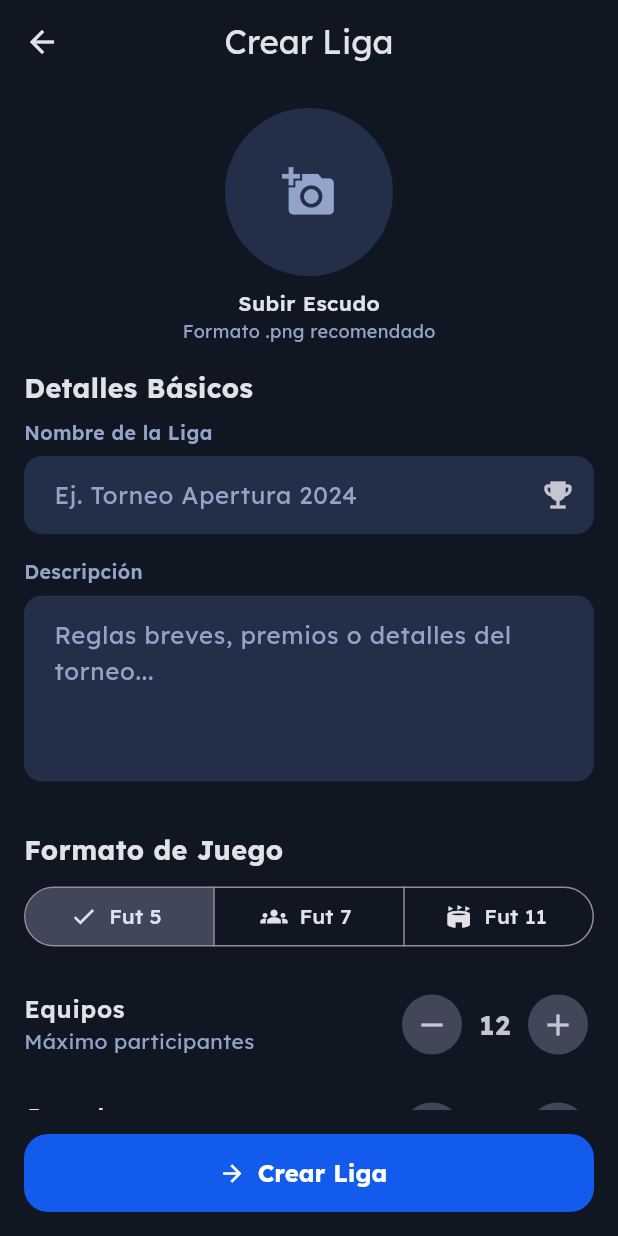
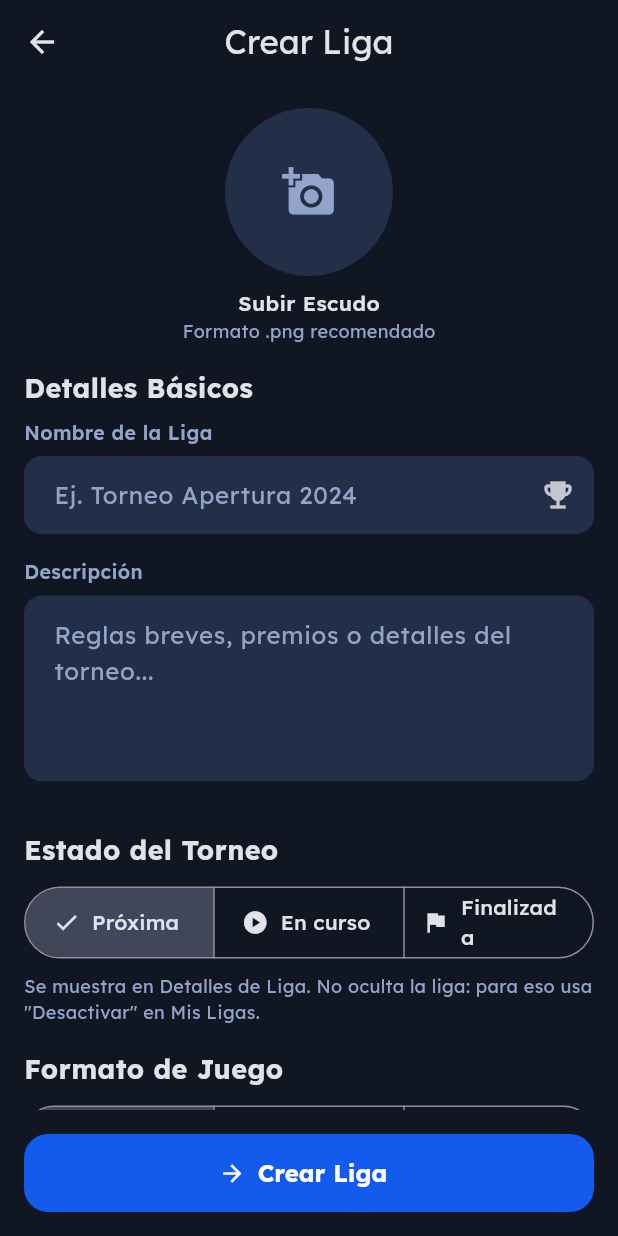
Before and after one commit to MiguelSoberanoCarranza/torneo, a Flutter app: the CreateLeagueScreen screen opened directly, on a phone screen of 412 x 824 dp. Run offline on Flutter 3.47's test engine with Material 3 defaults, Android fonts, the phone set to English and light mode, and no system bars; our stand-ins replace flutter_svg, go_router, image_picker, share_plus, supabase_flutter; accounts and stored records are empty.

Commit message:
feat(flutter): selector de estado del torneo en Crear/Editar Liga
Permite cambiar leagues.status (Próxima / En curso / Finalizada); antes la
app lo dejaba siempre en 'upcoming'. Usa solo los valores que ya permite el
CHECK de la tabla, sin cambios en la BD.

Co-Authored-By: Claude Opus 5.5 <noreply@anthropic.com>
Claude-Session: https://claude.ai/code/session_01EFBbMnBoigV1i76sZ46Ghu

```diff
--- a/flutter_app/lib/screens/create_league_screen.dart
+++ b/flutter_app/lib/screens/create_league_screen.dart
@@ -26,6 +26,8 @@ class _CreateLeagueScreenState extends State<CreateLeagueScreen> {
   int _maxPlayers = 20;
   bool _twoLegged = false;
   bool _allowDraws = true;
+  // Valores permitidos por el CHECK de leagues.status.
+  String _status = 'upcoming';
   String? _logoUrl;
   PickedImage? _logo;
   bool _loading = false;
@@ -61,6 +63,9 @@ class _CreateLeagueScreenState extends State<CreateLeagueScreen> {
       _logoUrl = l.logoUrl;
       _twoLegged = l.settings['two_legged'] == true;
       _allowDraws = l.settings['allow_draws'] != false;
+      if (const {'upcoming', 'active', 'finished'}.contains(l.status)) {
+        _status = l.status!;
+      }
     } catch (e) {
       if (mounted) showToast(context, errorMessage(e), ToastType.error);
     } finally {
@@ -101,13 +106,12 @@ class _CreateLeagueScreenState extends State<CreateLeagueScreen> {
         'match_duration': int.tryParse(_duration.text) ?? 0,
         'logo_url': logoUrl,
         'settings': {'two_legged': _twoLegged, 'allow_draws': _allowDraws},
+        'status': _status,
       };
       if (_isEditing) {
         await db.from('leagues').update(data).eq('id', widget.leagueId!);
       } else {
-        await db
-            .from('leagues')
-            .insert({'owner_id': user.id, 'status': 'upcoming', ...data});
+        await db.from('leagues').insert({'owner_id': user.id, ...data});
         await session.refresh();
       }
       if (!mounted) return;
@@ -218,6 +222,32 @@ class _CreateLeagueScreenState extends State<CreateLeagueScreen> {
                           'Reglas breves, premios o detalles del torneo...'),
                 ),
               ),
+              const SectionTitle('Estado del Torneo'),
+              SegmentedButton<String>(
+                segments: const [
+                  ButtonSegment(
+                      value: 'upcoming',
+                      icon: Icon(Icons.schedule),
+                      label: Text('Próxima')),
+                  ButtonSegment(
+                      value: 'active',
+                      icon: Icon(Icons.play_circle),
+                      label: Text('En curso')),
+                  ButtonSegment(
+                      value: 'finished',
+                      icon: Icon(Icons.flag),
+                      label: Text('Finalizada')),
+                ],
+                selected: {_status},
+                onSelectionChanged: (v) => setState(() => _status = v.first),
+              ),
+              const Padding(
+                padding: EdgeInsets.only(top: 6),
+                child: Text(
+                    'Se muestra en Detalles de Liga. No oculta la liga: para eso usa "Desactivar" en Mis Ligas.',
+                    style: TextStyle(
+                        fontSize: 12, color: AppColors.textSecondary)),
+              ),
               const SectionTitle('Formato de Juego'),
               SegmentedButton<String>(
                 segments: const [
```
